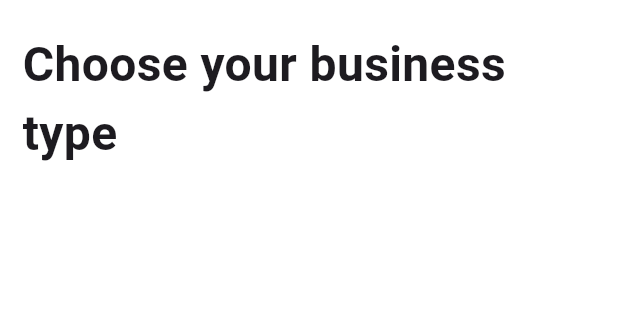
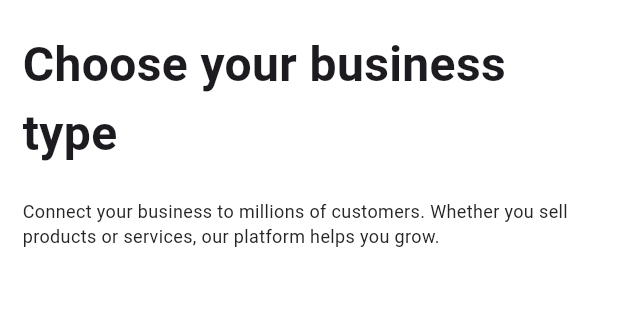
Before and after one commit to vigneshkumar-001/tringo_Owner, a Flutter app: the RegisterScreen screen opened directly, on a phone screen of 412 x 824 dp, the part 84-404 px from its top. Run offline on Flutter 3.47's test engine with Material 3 defaults, Android fonts, the phone set to English and light mode, and no system bars.

Commit message:
vignesh changes

```diff
--- a/lib/Core/Const/app_color.dart
+++ b/lib/Core/Const/app_color.dart
@@ -4,4 +4,5 @@ class AppColor {
      static const scaffoldColor = Color(0XFFFFFFFF);
      static const mediumGray = Color(0xff777777);
      static const leftArrow = Color(0XFFF5F5F5);
+     static const mildBlack = Color(0XFF252525);
 }
--- a/lib/Presentation/Register/Screens/register_screen.dart
+++ b/lib/Presentation/Register/Screens/register_screen.dart
@@ -26,6 +26,11 @@ class _RegisterScreenState extends State<RegisterScreen> {
                 'Choose your business type',
                 style: TextStyle(fontSize: 32, fontWeight: FontWeight.bold),
               ),
+              SizedBox(height: 20),
+              Text(
+                'Connect your business to millions of customers. Whether you sell products or services, our platform helps you grow.',
+                style: TextStyle(fontSize: 12,color: AppColor.mildBlack),
+              ),
             ],
           ),
         ),
--- a/lib/Presentation/Register/Screens/shop_info.dart
+++ b/lib/Presentation/Register/Screens/shop_info.dart
@@ -21,7 +21,7 @@ class _ShopInfoState extends State<ShopInfo> {
                 children: [
                   Container(
                     decoration: BoxDecoration(
-                      color: AppColor.whiteSmoke,
+                      color: AppColor. leftArrow ,
                       borderRadius: BorderRadius.circular(50),
                     ),
                     child: Padding(
--- a/lib/main.dart
+++ b/lib/main.dart
@@ -16,7 +16,7 @@ class MyApp extends StatelessWidget {
       debugShowCheckedModeBanner: false,
 
       theme: ThemeData(scaffoldBackgroundColor: AppColor.scaffoldColor),
-      home: ShopInfo(),
+      home: RegisterScreen(),
     );
   }
 }
--- a/pubspec.yaml
+++ b/pubspec.yaml
@@ -38,6 +38,7 @@ dependencies:
 dev_dependencies:
   flutter_test:
     sdk: flutter
+  google_fonts: ^6.3.2
 
   # The "flutter_lints" package below contains a set of recommended lints to
   # encourage good coding practices. The lint set provided by the package is
```
Also changed, not shown: lib/Core/Utility/app_textstyles.dart (+7 -0 lines), pubspec.lock.
